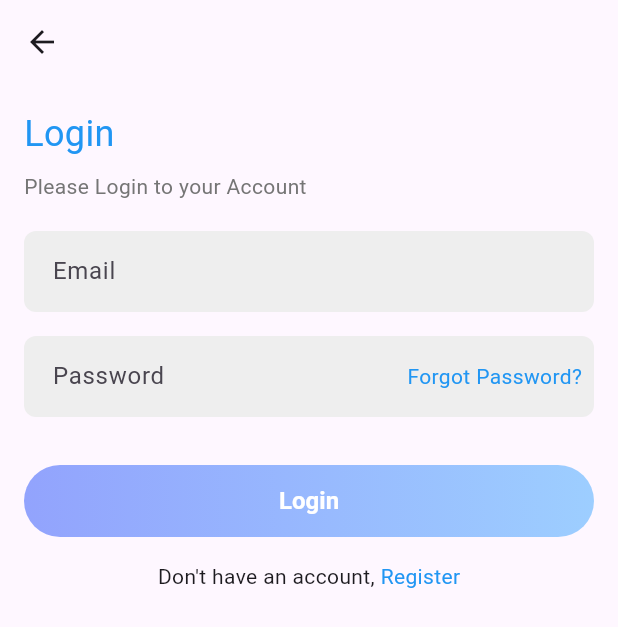
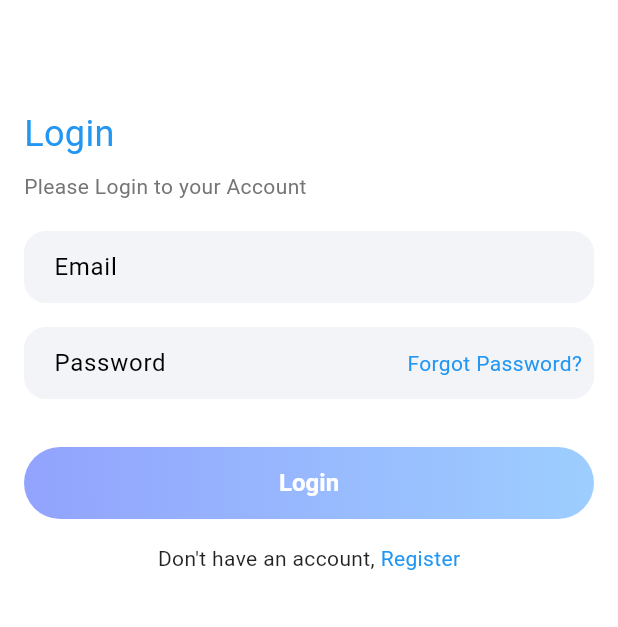
Before and after one commit to bhargavrohit33/Medibookings, a Flutter app: the screen it shows after launch, after a tap on "Login", on a phone screen of 412 x 824 dp. Shown: the top 627 px of the screen. Run offline on Flutter 3.47's test engine with Material 3 defaults, Android fonts, the phone set to English and light mode, and no system bars; our stand-ins replace file_picker, google_fonts; Roboto replaces fonts that are missing (Poppins).

Commit message:
Arrange the screens and created proper flow

```diff
--- /dev/null
+++ b/lib/common/material_color.dart
@@ -0,0 +1,21 @@
+import 'package:flutter/material.dart';
+
+MaterialColor createMaterialColor(Color color) {
+  List strengths = <double>[.05];
+  final swatch = <int, Color>{};
+  final int r = color.red, g = color.green, b = color.blue;
+
+  for (int i = 1; i < 10; i++) {
+    strengths.add(0.1 * i);
+  }
+  strengths.forEach((strength) {
+    final double ds = 0.5 - strength;
+    swatch[(strength * 1000).round()] = Color.fromRGBO(
+      r + ((ds < 0 ? r : (255 - r)) * ds).round(),
+      g + ((ds < 0 ? g : (255 - g)) * ds).round(),
+      b + ((ds < 0 ? b : (255 - b)) * ds).round(),
+      1,
+    );
+  });
+  return MaterialColor(color.value, swatch);
+}
--- /dev/null
+++ b/lib/common/route.dart
@@ -0,0 +1,19 @@
+
+
+import 'package:flutter/material.dart';
+import 'package:medibookings/common/route_name.dart';
+import 'package:medibookings/presentation/screens/auth/forgot_password_screen.dart';
+import 'package:medibookings/presentation/screens/auth/login_screen.dart';
+import 'package:medibookings/presentation/screens/auth/register_screen.dart';
+import 'package:medibookings/presentation/screens/splash/splash_screen.dart';
+import 'package:medibookings/presentation/screens/upload_document/upload_documents_screen.dart';
+import 'package:medibookings/presentation/screens/welcome/welcome_screen.dart';
+
+Map<String,WidgetBuilder> routes ={
+  RouteName.splashRoute:(context)=>const SplashScreen(),
+  RouteName.welcomeRoute:(context) => const WelcomeScreen(),
+  RouteName.loginRoute:(context) => const LoginScreen(),
+  RouteName.registerRoute:(context) =>  RegisterScreen(),
+  RouteName.forgetPasswordRoute:(context) => const ForgotPasswordScreen(),
+  RouteName.uploadDocumentPageRoute:(context)=>const UploadDocumentsScreen()
+};
--- /dev/null
+++ b/lib/common/route_name.dart
@@ -0,0 +1,10 @@
+class RouteName{
+    static const String splashRoute= "/splash";
+    static const String welcomeRoute= "/welcome";
+  static const String loginRoute = "/login";
+  static const String registerRoute = "/register";
+  static const String forgetPasswordRoute = "/forgetPassword";
+  static const String homePageRoute = "/home";
+    static const String uploadDocumentPageRoute = "/uploadDocumentPage";
+
+}
--- /dev/null
+++ b/lib/common/utils.dart
@@ -0,0 +1,129 @@
+import 'package:flutter/material.dart';
+import 'package:google_fonts/google_fonts.dart';
+import 'package:medibookings/common/app_colors.dart';
+
+
+
+// dummy data
+
+String hospitalDemoImage =
+        "https://lh3.googleusercontent.com/p/AF1QipNOxpY1rI-Z2vIS_UduYodhD3sOL1oWHECRuRlg=s1360-w1360-h1020";
+
+String nurseDemoImageURL =
+        "https://images.pexels.com/photos/6749773/pexels-photo-6749773.jpeg?auto=compress&cs=tinysrgb&w=1260&h=750&dpr=2";
+
+// app theme
+final themeData = ThemeData(
+  colorScheme: ColorScheme.fromSwatch(
+    primarySwatch: themeColor,
+    // Ensure secondary color is defined appropriately
+    // secondarySwatch: secondaryColor,
+  ),
+  bottomNavigationBarTheme: BottomNavigationBarThemeData(
+    backgroundColor: Colors.white,
+    selectedItemColor: primaryColor,
+    unselectedItemColor: Colors.grey,
+    // Ensure elevation and shadow properties align with MD3
+    elevation: 8,
+    selectedIconTheme: IconThemeData(size: 24),
+  ),
+  bottomSheetTheme: BottomSheetThemeData(
+    backgroundColor: Colors.white,
+    // Ensure elevation and shadow properties align with MD3
+    elevation: 24,
+  ),
+  textTheme: Typography.material2018().black.apply(
+    fontFamily: 'Poppins', // Use appropriate font family
+  ),
+  floatingActionButtonTheme: FloatingActionButtonThemeData(
+    backgroundColor: primaryColor,
+  ),
+  tabBarTheme: TabBarTheme(
+    labelColor: primaryColor,
+    unselectedLabelColor: Colors.grey,
+    // Ensure indicator size aligns with MD3
+    indicatorSize: TabBarIndicatorSize.label,
+    // Ensure indicator weight aligns with MD3
+
+  ),
+  iconTheme: IconThemeData(color: primaryColor),
+  cardTheme: CardTheme(
+    color: Colors.white,
+    // Ensure elevation and shadow properties align with MD3
+    elevation: 4,
+    shadowColor: Colors.black.withOpacity(0.1),
+  ),
+  switchTheme: SwitchThemeData(
+    thumbColor: MaterialStateColor.resolveWith((states) {
+      if (states.contains(MaterialState.selected)) {
+        return Colors.white; // Thumb color when switch is on
+      } else {
+        return Colors.grey; // Thumb color when switch is off
+      }
+    }),
+    trackColor: MaterialStateColor.resolveWith((states) {
+      if (states.contains(MaterialState.selected)) {
+        return primaryColor; // Track color when switch is on
+      } else {
+        return Colors.white; // Track color when switch is off
+      }
+    }),
+    // Ensure elevation and shadow properties align with MD3
+
+    overlayColor: MaterialStateColor.resolveWith((states) {
+      if (states.contains(MaterialState.hovered)) {
+        return Colors.red.withOpacity(0.1); // Overlay color when switch is hovered
+      } else {
+        return Colors.transparent; // No overlay color
+      }
+    }),
+  ),
+  listTileTheme: ListTileThemeData(
+    tileColor: Colors.white,
+    // Ensure content padding aligns with MD3
+    contentPadding: EdgeInsets.symmetric(vertical: 12.0, horizontal: 16.0),
+    // Ensure shape aligns with MD3
+    shape: RoundedRectangleBorder(borderRadius: BorderRadius.circular(8)),
+  ),
+  toggleButtonsTheme: ToggleButtonsThemeData(color: primaryColor),
+  scaffoldBackgroundColor: Colors.white,
+  // Ensure visual density aligns with MD3
+  visualDensity: VisualDensity.standard,
+);
+
+
+
+// variables
+double cardRadius = 20.0;
+
+final cardShape = RoundedRectangleBorder(
+                borderRadius: BorderRadius.circular(cardRadius),
+              );
+// decoration
+
+ InputDecoration defaultInputDecoration({String? hintText}) {
+  return InputDecoration(
+    border: OutlineInputBorder(
+      borderRadius: BorderRadius.circular(15),
+      borderSide: BorderSide(color: textFormFieldText)
+    ),
+    focusedBorder: OutlineInputBorder(
+      borderRadius: BorderRadius.circular(15),
+      borderSide: BorderSide(color: textFormFieldText)
+    ),
+    disabledBorder: OutlineInputBorder(
+      borderRadius: BorderRadius.circular(15),
+      borderSide: BorderSide(color: textFormFieldText)
+    ),
+    enabledBorder: OutlineInputBorder(
+      borderRadius: BorderRadius.circular(15),
+      borderSide: BorderSide(color: textFormFieldText)
+    ),
+    contentPadding: EdgeInsets.symmetric(vertical: 12.0, horizontal: 16.0),
+    fillColor: textFormFieldText,
+    hintText: hintText,
+    filled: true
+
+
+  );
+}
--- a/lib/main.dart
+++ b/lib/main.dart
@@ -1,4 +1,8 @@
 import 'package:flutter/material.dart';
+import 'package:medibookings/common/app_colors.dart';
+import 'package:medibookings/common/route.dart';
+import 'package:medibookings/common/route_name.dart';
+import 'package:medibookings/common/utils.dart';
 import 'package:medibookings/presentation/screens/splash/splash_screen.dart';
 //import 'package:firebase_core/firebase_core.dart'; // Import Firebase core package
 
@@ -16,11 +20,9 @@
   Widget build(BuildContext context) {
     return MaterialApp(
       title: 'Hospital Appointment App',
-      theme: ThemeData(
-        primarySwatch: Colors.blue,
-        visualDensity: VisualDensity.adaptivePlatformDensity,
-      ),
-      home: const SplashScreen(), // Set initial screen to SplashScreen
+      theme: themeData,
+      routes: routes,
+      initialRoute: RouteName.splashRoute, // Set initial screen to SplashScreen
     );
   }
 }
--- a/lib/presentation/screens/auth/login_screen.dart
+++ b/lib/presentation/screens/auth/login_screen.dart
@@ -1,11 +1,14 @@
 import 'package:flutter/material.dart';
+import 'package:medibookings/common/route_name.dart';
+import 'package:medibookings/common/utils.dart';
 import 'package:medibookings/presentation/screens/auth/register_screen.dart';
+import 'package:medibookings/presentation/screens/common/textFormField.dart';
 import 'package:medibookings/presentation/screens/welcome/welcome_screen.dart';
 import 'package:medibookings/presentation/screens/auth/forgot_password_screen.dart';
 import 'package:medibookings/presentation/screens/widget/button.dart';
 
 class LoginScreen extends StatefulWidget {
-  const LoginScreen({super.key});
+  const LoginScreen({Key? key});
 
   @override
   _LoginScreenState createState() => _LoginScreenState();
@@ -45,22 +48,10 @@
                 const SizedBox(
                   height: 20,
                 ),
-                TextFormField(
-                  decoration: InputDecoration(
-                    labelText: 'Email',
-                    filled: true,
-                    fillColor: Colors.grey[200],
-                    contentPadding: const EdgeInsets.symmetric(vertical: 15.0, horizontal: 15.0),
-                    border: OutlineInputBorder(
-                      borderRadius: BorderRadius.circular(8.0),
-                      borderSide: BorderSide.none,
-                    ),
-                    focusedBorder: OutlineInputBorder(
-                      borderRadius: BorderRadius.circular(8.0),
-                      borderSide: BorderSide.none,
-                    ),
-                  ),
-                  style: TextStyle(color: Colors.grey[800]), // Text color
+                textFormField(
+                  textEditingController: TextEditingController(),
+                  decoration: defaultInputDecoration(hintText: "Email"),
+                  keyboardType: TextInputType.emailAddress,
                   validator: (value) {
                     if (value!.isEmpty) {
                       return 'Please enter your email';
@@ -70,43 +61,27 @@
                     }
                     return null;
                   },
-                  onSaved: (value) => _email = value!,
+
                 ),
                 const SizedBox(height: 16.0),
                 Stack(
                   alignment: Alignment.centerRight,
                   children: [
-                    TextFormField(
+                    textFormField(
+                      textEditingController: TextEditingController(),
                       obscureText: true,
-                      decoration: InputDecoration(
-                        labelText: 'Password',
-                        filled: true,
-                        fillColor: Colors.grey[200],
-                        contentPadding: const EdgeInsets.symmetric(vertical: 15.0, horizontal: 15.0),
-                        border: OutlineInputBorder(
-                          borderRadius: BorderRadius.circular(8.0),
-                          borderSide: BorderSide.none,
-                        ),
-                        focusedBorder: OutlineInputBorder(
-                          borderRadius: BorderRadius.circular(8.0),
-                          borderSide: BorderSide.none,
-                        ),
-                      ),
-                      style: TextStyle(color: Colors.grey[800]),
+                      decoration: defaultInputDecoration(hintText: "Password"),
                       validator: (value) {
                         if (value!.isEmpty) {
                           return 'Please enter your password';
                         }
                         return null;
                       },
-                      onSaved: (value) => _password = value!,
+
                     ),
                     GestureDetector(
                       onTap: () {
-                        Navigator.push(
-                          context,
-                          MaterialPageRoute(builder: (context) => const ForgotPasswordScreen()),
-                        );
+                        Navigator.pushReplacementNamed(context, RouteName.forgetPasswordRoute);
                       },
                       child: Container(
                         padding: const EdgeInsets.symmetric(horizontal: 8.0),
@@ -124,10 +99,7 @@
                     if (_formKey.currentState!.validate()) {
                       _formKey.currentState!.save();
                       // form logic
-                      Navigator.pushReplacement(
-                        context,
-                        MaterialPageRoute(builder: (context) => const WelcomeScreen()),
-                      );
+                      Navigator.pushReplacementNamed(context, RouteName.loginRoute);
                     }
                   },
                   text: 'Login',
@@ -140,10 +112,7 @@
                     const Text("Don't have an account, "),
                     GestureDetector(
                       onTap: () {
-                        Navigator.push(
-                          context,
-                          MaterialPageRoute(builder: (context) => const RegisterScreen()),
-                        );
+                        Navigator.pushReplacementNamed(context, RouteName.registerRoute);
                       },
                       child: const Text(
                         'Register',
--- /dev/null
+++ b/lib/presentation/screens/common/textFormField.dart
@@ -0,0 +1,36 @@
+import 'package:flutter/material.dart';
+import 'package:flutter/services.dart';
+import 'package:medibookings/common/utils.dart';
+
+
+TextFormField textFormField({
+  required TextEditingController textEditingController,
+  InputDecoration? decoration,
+  TextInputType? keyboardType,
+  TextCapitalization textCapitalization = TextCapitalization.none,
+  bool autocorrect = false,
+  bool enableSuggestions = false,
+  int maxLength = TextField.noMaxLength,
+  bool showLengthCount = false,
+  String? Function(String?)? validator,
+  bool obscureText = false,asdasd
+}) {
+  final inputDecoration = decoration ?? defaultInputDecoration();
+  final hasLengthCounter = maxLength != TextField.noMaxLength && showLengthCount;
+  final effectiveDecoration = inputDecoration.copyWith(
+    counterText: hasLengthCounter ? null : '',
+  );
+
+  return TextFormField(
+    obscureText: obscureText,
+    controller: textEditingController,
+    decoration: effectiveDecoration,
+    keyboardType: keyboardType,
+    textCapitalization: textCapitalization,
+    autocorrect: autocorrect,
+    enableSuggestions: enableSuggestions,
+    maxLength: maxLength,
+    validator: validator,
+    maxLengthEnforcement: showLengthCount ? MaxLengthEnforcement.enforced : MaxLengthEnforcement.none,
+  );
+}
--- a/lib/presentation/screens/splash/splash_screen.dart
+++ b/lib/presentation/screens/splash/splash_screen.dart
@@ -1,4 +1,5 @@
 import 'package:flutter/material.dart';
+import 'package:medibookings/common/route_name.dart';
 import 'package:medibookings/presentation/screens/welcome/welcome_screen.dart';
 
 
@@ -18,10 +19,8 @@
   void initState() {
     super.initState();
     Future.delayed(const Duration(seconds: 3), () {
-      Navigator.pushReplacement(
-        context,
-        MaterialPageRoute(builder: (context) => const WelcomeScreen()),
-      );
+        Navigator.pushReplacementNamed(context, RouteName.welcomeRoute);
+
     });
   }
 
--- a/lib/presentation/screens/welcome/welcome_screen.dart
+++ b/lib/presentation/screens/welcome/welcome_screen.dart
@@ -1,4 +1,5 @@
 import 'package:flutter/material.dart';
+import 'package:medibookings/common/route_name.dart';
 import 'package:medibookings/presentation/screens/auth/login_screen.dart'; // Import your login screen file
 import 'package:medibookings/presentation/screens/auth/register_screen.dart'; // Import your register screen file
 import 'package:medibookings/presentation/screens/widget/button.dart'; // Import your button file
@@ -37,10 +38,8 @@
                 child: basicButton(
                   onPressed: () {
                     // Navigate to login screen
-                    Navigator.push(
-                      context,
-                      MaterialPageRoute(builder: (context) => const LoginScreen()),
-                    );
+                    Navigator.pushReplacementNamed(context, RouteName.loginRoute);
+
                   },
                   text: 'Login',
                   height: 50.0,
@@ -54,10 +53,7 @@
                 child: basicButton(
                   onPressed: () {
                     // Navigate to registration screen
-                    Navigator.push(
-                      context,
-                      MaterialPageRoute(builder: (context) => const RegisterScreen()),
-                    );
+                     Navigator.pushReplacementNamed(context, RouteName.registerRoute);
                   },
                   text: 'Register',
                   height: 50.0,
--- a/lib/presentation/screens/widget/button.dart
+++ b/lib/presentation/screens/widget/button.dart
@@ -1,12 +1,14 @@
 import 'package:flutter/material.dart';
+import 'package:medibookings/common/app_colors.dart';
+import 'package:medibookings/common/route_name.dart';
 
 var primaryColor = const Color(0xFF92A3FD);
 var buttonGradient = const Color(0xFF9DCEFF);
 Widget basicButton({
   required Function() onPressed,
   double? width,
-  double? height,
-  String? text,
+  double? height=50,
+ required String text,
   Color? color,
   double borderRadius = 40,
 }) {
@@ -38,3 +40,18 @@
     ),
   );
 }
+
+Widget backLogin(BuildContext context){
+  return Center(
+                    child: Padding(
+                                padding: const EdgeInsets.symmetric(vertical: 8.0),
+                                child: TextButton(
+                                  onPressed: () {
+                                    // Navigate back to the login screen
+                                    Navigator.pushReplacementNamed(context,RouteName.loginRoute);
+                                  },
+                                  child: Text('Back to Login',style: TextStyle(color: blueColor),),
+                                ),
+                              ),
+                  );
+}
--- a/pubspec.yaml
+++ b/pubspec.yaml
@@ -46,6 +46,7 @@
   # rules and activating additional ones.
   flutter_lints: ^3.0.1
   file_picker: ^4.0.0
+  google_fonts: ^6.1.0
 # For information on the generic Dart part of this file, see the
 # following page: https://dart.dev/tools/pub/pubspec
 
```
Also changed, not shown: lib/common/app_colors.dart (added, +15 -0 lines), lib/presentation/screens/auth/forgot_password_screen.dart (+4 -19 lines), lib/presentation/screens/auth/register_screen.dart (+166 -188 lines), pubspec.lock, 1 other file.
